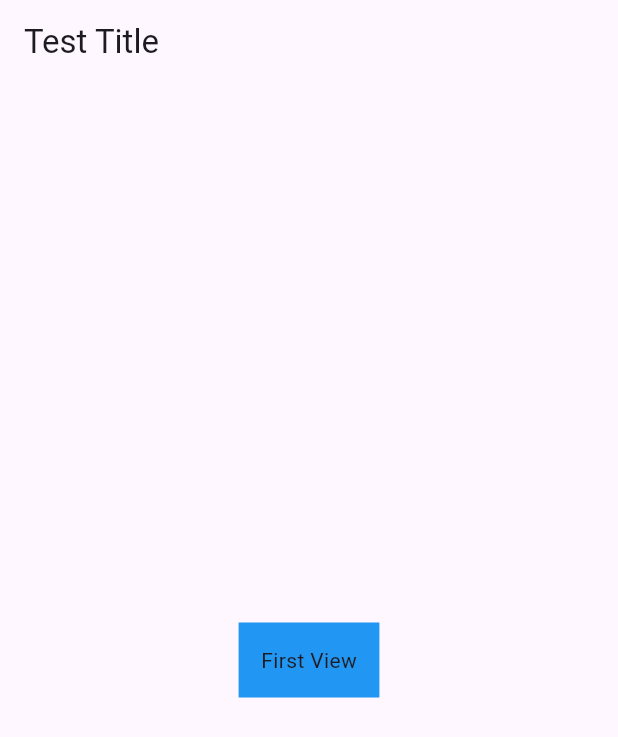
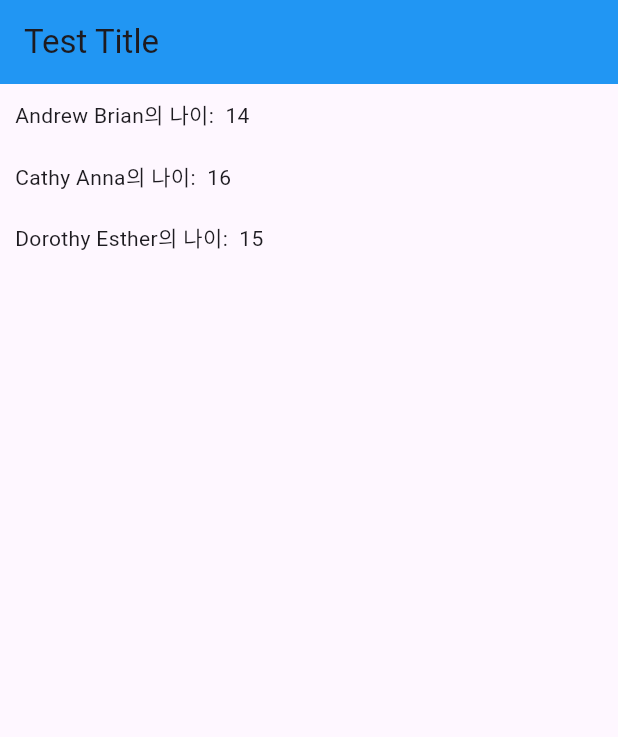
Before and after one commit to jm4293/flutter, a Flutter app: the screen it shows after launch, on a phone screen of 412 x 824 dp. Shown: the top 737 px of the screen. Run offline on Flutter 3.47's test engine with Material 3 defaults, Android fonts, the phone set to English and light mode, and no system bars.

Commit message:
flutter - JSON 불러오기

```diff
--- a/lib/main.dart
+++ b/lib/main.dart
@@ -1,5 +1,7 @@
+import 'dart:convert';
+
 import 'package:flutter/material.dart';
-import 'package:project/second.dart';
+import 'package:flutter/services.dart';
 
 void main() {
   runApp(const MyApp());
@@ -29,24 +31,49 @@ class MyHomePage extends StatefulWidget {
 }
 
 class _MyHomePageState extends State<MyHomePage> {
+  static Future loadJson() async {
+    final String response = await rootBundle.loadString('lib/users.json');
+    final data = await json.decode(response);
+
+    return data['students'];
+  }
+
+  Future userList = loadJson();
+
   @override
   Widget build(BuildContext context) {
     return Scaffold(
       appBar: AppBar(
         title: const Text("Test Title"),
+        backgroundColor: Colors.blue,
       ),
-      body: Center(
-        child: GestureDetector(
-          onTap: () => Navigator.push(
-              context,
-              MaterialPageRoute(
-                builder: (_) => const SecondView(),
-              )),
-          child: Container(
-            padding: const EdgeInsets.all(15),
-            color: Colors.blue,
-            child: const Text("First View"),
-          ),
+      body: Container(
+        child: FutureBuilder(
+          future: userList,
+          builder: (context, snapshot) {
+            if (snapshot.hasData) {
+              return ListView.builder(
+                itemCount: snapshot.data.length,
+                itemBuilder: (context, index) {
+                  return Container(
+                    padding: const EdgeInsets.all(10),
+                    child: Text(
+                        "${snapshot.data[index]['full_name']}의 나이:  ${snapshot.data[index]['age']}"),
+                  );
+                },
+              );
+            } else if (snapshot.hasError) {
+              return Center(
+                child: Text("Error"),
+              );
+            } else {
+              return const Center(
+                child: CircularProgressIndicator(
+                  strokeWidth: 2,
+                ),
+              );
+            }
+          },
         ),
       ),
     );
--- /dev/null
+++ b/lib/users.json
@@ -0,0 +1,19 @@
+{
+  "students": [
+    {
+      "id": 1,
+      "full_name": "Andrew Brian",
+      "age": 14
+    },
+    {
+      "id": 2,
+      "full_name": "Cathy Anna",
+      "age": 16
+    },
+    {
+      "id": 3,
+      "full_name": "Dorothy Esther",
+      "age": 15
+    }
+  ]
+}
--- a/pubspec.yaml
+++ b/pubspec.yaml
@@ -35,6 +35,7 @@ dependencies:
   # The following adds the Cupertino Icons font to your application.
   # Use with the CupertinoIcons class for iOS style icons.
   cupertino_icons: ^1.0.2
+  youtube_player_flutter:
 
 dev_dependencies:
   flutter_test:
@@ -88,3 +89,5 @@ flutter:
   #
   # For details regarding fonts from package dependencies,
   # see https://flutter.dev/custom-fonts/#from-packages
+  assets:
+    - lib/users.json
```
Also changed, not shown: pubspec.lock, 7 other files.
